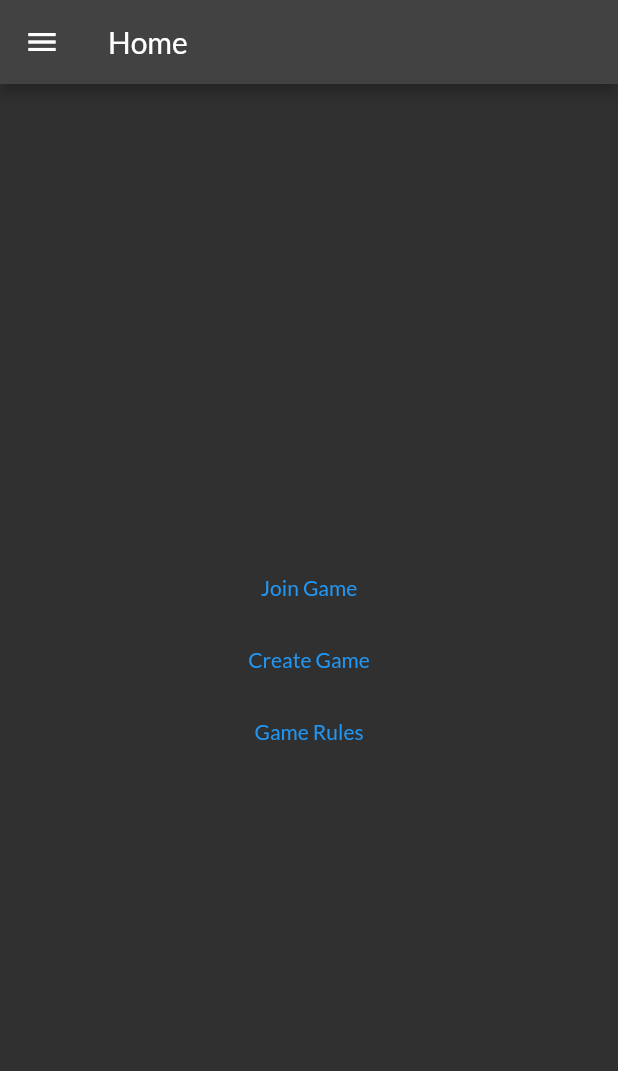
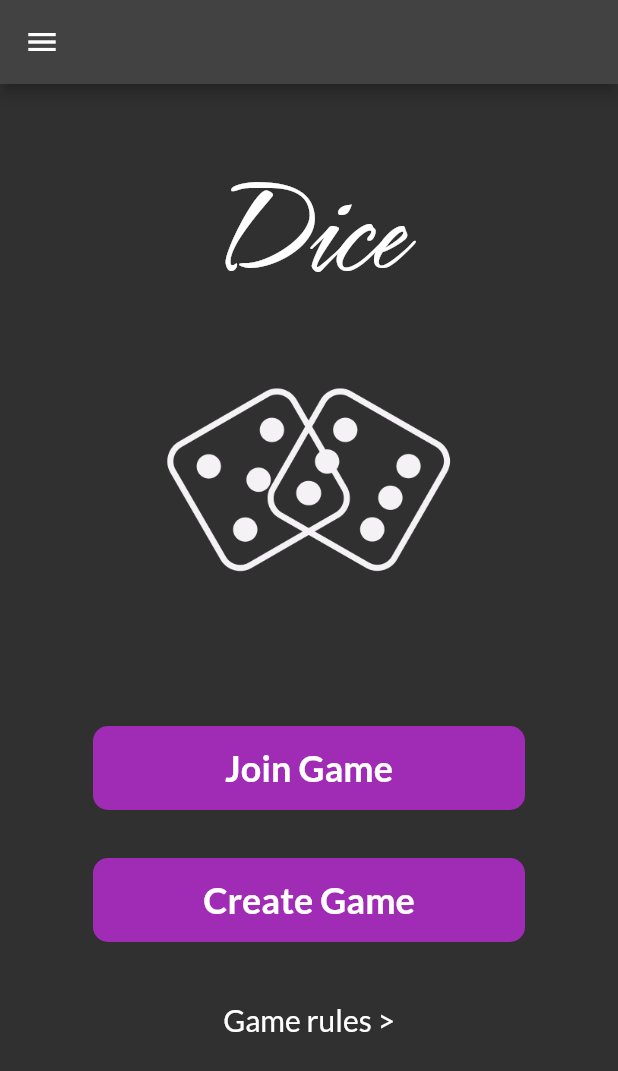
Before and after one commit to korenminchev/dice-fe, a Flutter app: the screen it shows after launch, on a phone screen of 412 x 824 dp. Shown: the top 1071 px of the screen. Run offline on Flutter 3.47's test engine with Material 2 defaults, Android fonts, the phone set to English and light mode, and no system bars; our stand-ins replace flutter_bloc.

Commit message:
Finished home page UI. Need to fix the logo.

```diff
--- /dev/null
+++ b/lib/core/app_bar_title.dart
@@ -0,0 +1,16 @@
+import 'package:flutter/material.dart';
+
+class DiceAppBarTitle extends StatelessWidget {
+  const DiceAppBarTitle({ Key? key }) : super(key: key);
+
+  @override
+  Widget build(BuildContext context) {
+    return const Text(
+      "Dice",
+      style: TextStyle(
+        fontFamily: "Hurricane",
+        fontSize: 64
+      )
+    );
+  }
+}
--- /dev/null
+++ b/lib/core/app_ui.dart
@@ -0,0 +1,5 @@
+import 'package:flutter/material.dart';
+
+class AppUI {
+ static const Color primaryColor = Color(0xFFA02BB4);
+}
--- /dev/null
+++ b/lib/core/primary_button.dart
@@ -0,0 +1,34 @@
+import 'package:dice_fe/core/app_ui.dart';
+import 'package:flutter/material.dart';
+
+class PrimaryButton extends StatelessWidget {
+  final void Function() onTap;
+  final String text;
+  const PrimaryButton({required this.text, required this.onTap, Key? key}) : super(key: key);
+
+  @override
+  Widget build(BuildContext context) {
+    return TextButton(
+      onPressed: onTap,
+      child: Container(
+        width: 288,
+        height: 56,
+        padding: const EdgeInsets.symmetric(vertical: 10, horizontal: 20),
+        decoration: BoxDecoration(
+          color: AppUI.primaryColor,
+          borderRadius: BorderRadius.circular(10),
+        ),
+        child: Center(
+          child: Text(
+            text,
+            style: const TextStyle(
+              color: Colors.white,
+              fontSize: 24,
+              fontWeight: FontWeight.bold,
+            ),
+          ),
+        ),
+      ),
+    );
+  }
+}
--- a/lib/features/home/pages/home_page.dart
+++ b/lib/features/home/pages/home_page.dart
@@ -1,4 +1,6 @@
+import 'package:dice_fe/core/app_bar_title.dart';
 import 'package:dice_fe/core/drawer/dice_drawer.dart';
+import 'package:dice_fe/core/primary_button.dart';
 import 'package:flutter/material.dart';
 import 'package:dice_fe/features/home/bloc/home_bloc.dart';
 import 'package:flutter_bloc/flutter_bloc.dart';
@@ -11,13 +13,13 @@ class HomePage extends StatelessWidget {
   @override
   Widget build(BuildContext context) {
     return Scaffold(
-      drawer: DiceDrawer(),
-      appBar: AppBar(
-        title: Text('Home'),
-      ),
-      body: BlocProvider(
-        create: (context) => HomeBloc(),
-        child: buildHomePage(context),
+      drawer: const DiceDrawer(),
+      appBar: AppBar(),
+      body: SafeArea(
+        child: BlocProvider(
+          create: (context) => HomeBloc(),
+          child: buildHomePage(context),
+        ),
       ),
     );
   }
@@ -26,38 +28,61 @@ class HomePage extends StatelessWidget {
     return BlocConsumer<HomeBloc, HomeState>(
       listener: ((context, state) {
         if (state is NavigateJoinGame) {
-          print("1");
-          // Navigator.of(context).pushNamed('/join_game');
+          // Navigator.of(context).pushNamed('/join');
         } else if (state is NavigateCreateGame) {
-          print("2");
-          // Navigator.of(context).pushNamed('/create_game');
+          // Navigator.of(context).pushNamed('/create');
         } else if (state is NavigateGameRules) {
-          print("3");
           // Navigator.of(context).pushNamed('/game_rules');
         }
       }),
       builder: (context, state) {
         return Center(
           child: Column(
-            mainAxisAlignment: MainAxisAlignment.center,
             children: <Widget>[
-              TextButton(
-                child: Text('Join Game'),
-                onPressed: () {
+              const SizedBox(height: 32),
+              const Text(
+                "Dice",
+                style: TextStyle(
+                  fontFamily: "Hurricane",
+                  fontSize: 96
+                ),
+              ),
+              SizedBox(
+                width: 200,
+                height: 200,
+                child: Image.asset("assets/images/dice_logo.png")
+              ),
+              const SizedBox(height: 56),
+              PrimaryButton(
+                text: 'Join Game',
+                onTap: () {
                   BlocProvider.of<HomeBloc>(context).add(JoinGame());
                 },
               ),
-              TextButton(
-                child: Text('Create Game'),
-                onPressed: () {
+              const SizedBox(height: 16),
+              PrimaryButton(
+                text: 'Create Game',
+                onTap: () {
                   BlocProvider.of<HomeBloc>(context).add(CreateGame());
                 },
               ),
-              TextButton(
-                child: Text('Game Rules'),
-                onPressed: () {
+              const SizedBox(height: 32),
+              GestureDetector(
+                onTap: () {
                   BlocProvider.of<HomeBloc>(context).add(GameRules());
                 },
+                child: Row(
+                  mainAxisAlignment: MainAxisAlignment.center,
+                  children: const [
+                    Text(
+                      "Game rules >",
+                      style: TextStyle(
+                        fontSize: 20,
+                      ),
+                    ),
+                    // Icon(Icons.chevron_right)
+                  ],
+                ),
               ),
             ],
           ),
--- a/lib/main.dart
+++ b/lib/main.dart
@@ -1,5 +1,6 @@
 import 'package:dice_fe/features/home/pages/home_page.dart';
 import 'package:flutter/material.dart';
+import 'package:flutter/services.dart';
 
 void main() {
   runApp(const DiceApp());
@@ -10,6 +11,10 @@ class DiceApp extends StatelessWidget {
 
   @override
   Widget build(BuildContext context) {
+    SystemChrome.setPreferredOrientations([
+      DeviceOrientation.portraitUp,
+    ]);
+
     return MaterialApp(
       title: 'Dice',
       theme: ThemeData(
```
Also changed, not shown: pubspec.yaml (+7 -0 lines), assets/fonts/Hurricane-Regular.ttf (added), assets/images/dice_logo.png (added).
